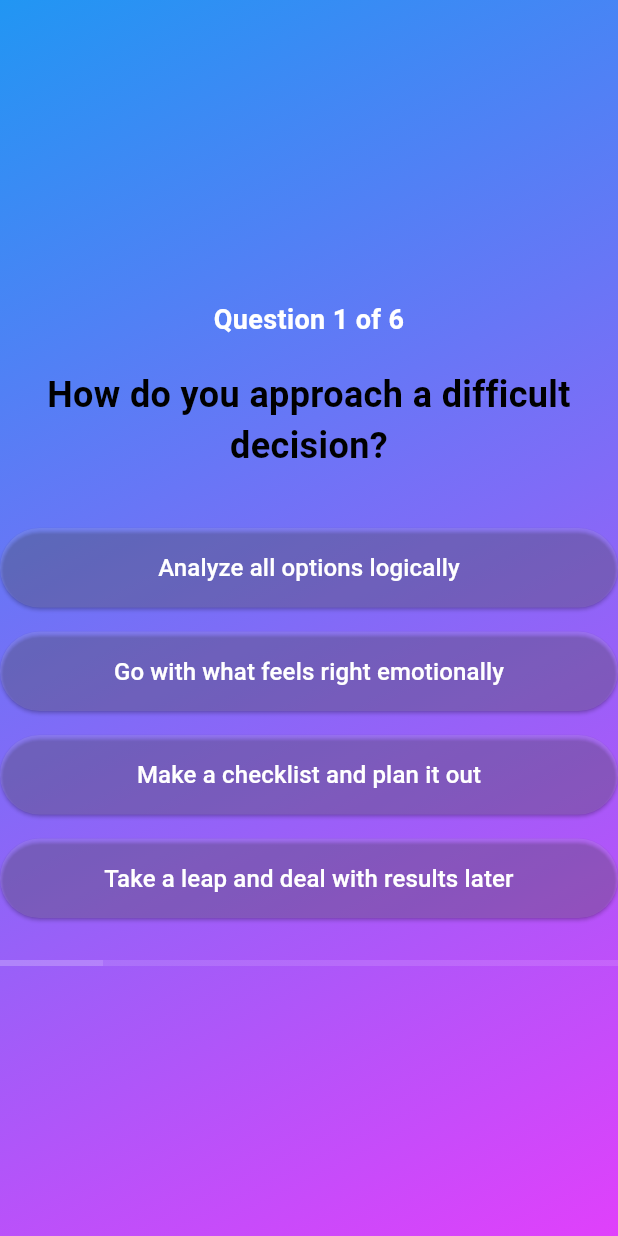
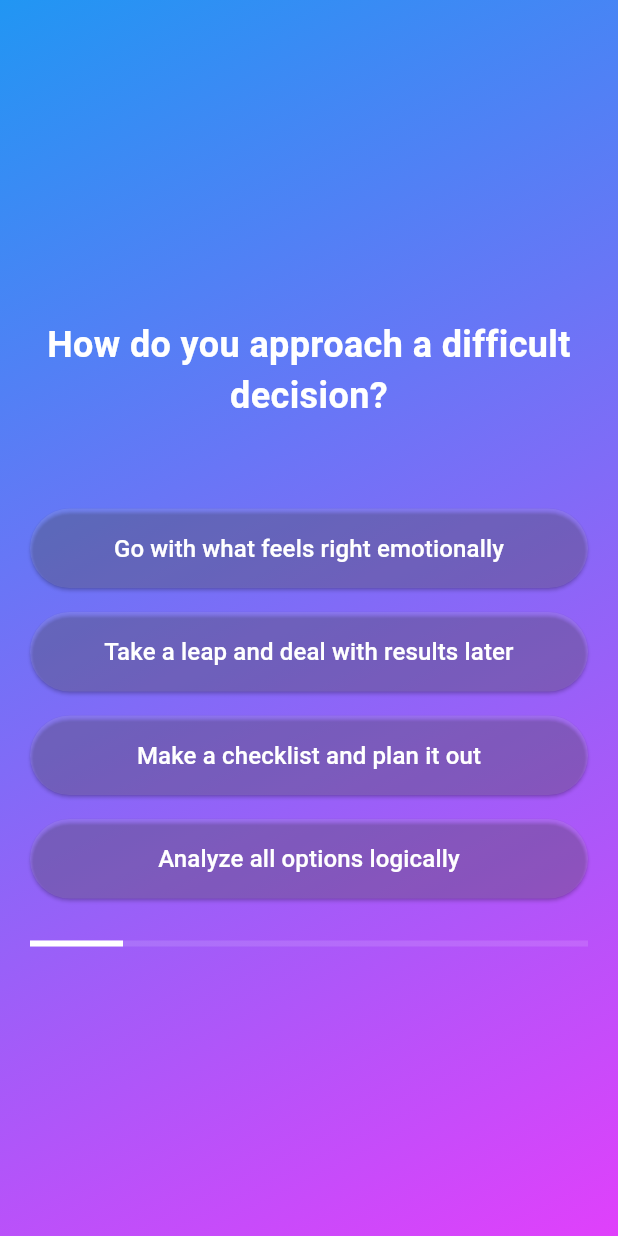
Before and after one commit to AliAwad20/PersonalityTestApp, a Flutter app: the screen it shows after launch, after a tap on "start test", on a phone screen of 412 x 824 dp. Run offline on Flutter 3.47's test engine with Material 3 defaults, Android fonts, the phone set to English and light mode, and no system bars.

Commit message:
QuestionScreen.dart

```diff
--- a/lib/Screens/QuestionScreen.dart
+++ b/lib/Screens/QuestionScreen.dart
@@ -9,50 +9,38 @@ class Questionscreen extends StatelessWidget {
 
   @override
   Widget build(BuildContext context) {
+    final currentQuestion = QuestionsList[questionIndex];
+    final shuffledAnswers = currentQuestion.getShuffledAnswers();
+
     return Scaffold(
       body: Container(
         decoration: const BoxDecoration(
           gradient: LinearGradient(
-            colors: [
-               Colors.blue, Colors.purpleAccent,
-            ],
+            colors: [Colors.blue, Colors.purpleAccent],
             begin: Alignment.topLeft,
             end: Alignment.bottomRight,
           ),
         ),
-
         child: Column(
           mainAxisAlignment: MainAxisAlignment.center,
           crossAxisAlignment: CrossAxisAlignment.stretch,
           children: [
-            // Question Counter
             Container(
               padding: const EdgeInsets.all(20),
               child: Text(
-                'Question ${questionIndex + 1} of ${QuestionsList.length}',
+                currentQuestion.text,
                 textAlign: TextAlign.center,
                 style: const TextStyle(
-                  fontSize: 18,
+                  fontSize: 24,
                   color: Colors.white,
                   fontWeight: FontWeight.bold,
                 ),
               ),
             ),
-            // Question Text
-            Text(
-              QuestionsList[questionIndex].text,
-              style: const TextStyle(
-                fontSize: 24,
-                fontWeight: FontWeight.bold,
-                color: Colors.black,
-              ),
-              textAlign: TextAlign.center,
-            ),
             const SizedBox(height: 30),
-            // Answer Buttons
-            ...QuestionsList[questionIndex].answers.map((answer) {
+            ...shuffledAnswers.map((answer) {
               return Container(
-                margin: const EdgeInsets.symmetric(vertical: 8),
+                margin: const EdgeInsets.symmetric(vertical: 8, horizontal: 20),
                 child: ElevatedButton(
                   onPressed: () => onSelectAnswer(answer),
                   style: ElevatedButton.styleFrom(
@@ -73,12 +61,14 @@ class Questionscreen extends StatelessWidget {
                 ),
               );
             }).toList(),
-            // Progress Indicator
             const SizedBox(height: 20),
-            LinearProgressIndicator(
-              value: (questionIndex + 1) / QuestionsList.length,
-              backgroundColor: Colors.white12,
-              valueColor: const AlwaysStoppedAnimation<Color>(Colors.white12),
+            Padding(
+              padding: const EdgeInsets.symmetric(horizontal: 20),
+              child: LinearProgressIndicator(
+                value: (questionIndex + 1) / QuestionsList.length,
+                backgroundColor: Colors.white12,
+                valueColor: const AlwaysStoppedAnimation<Color>(Colors.white),
+              ),
             ),
           ],
         ),
```
